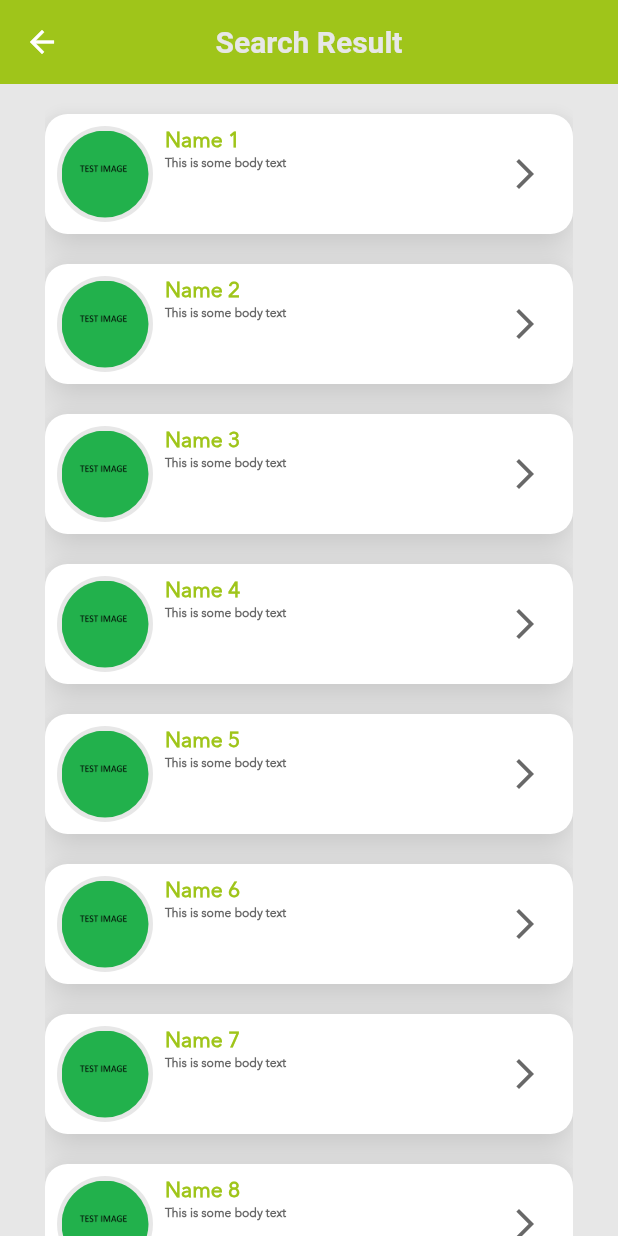
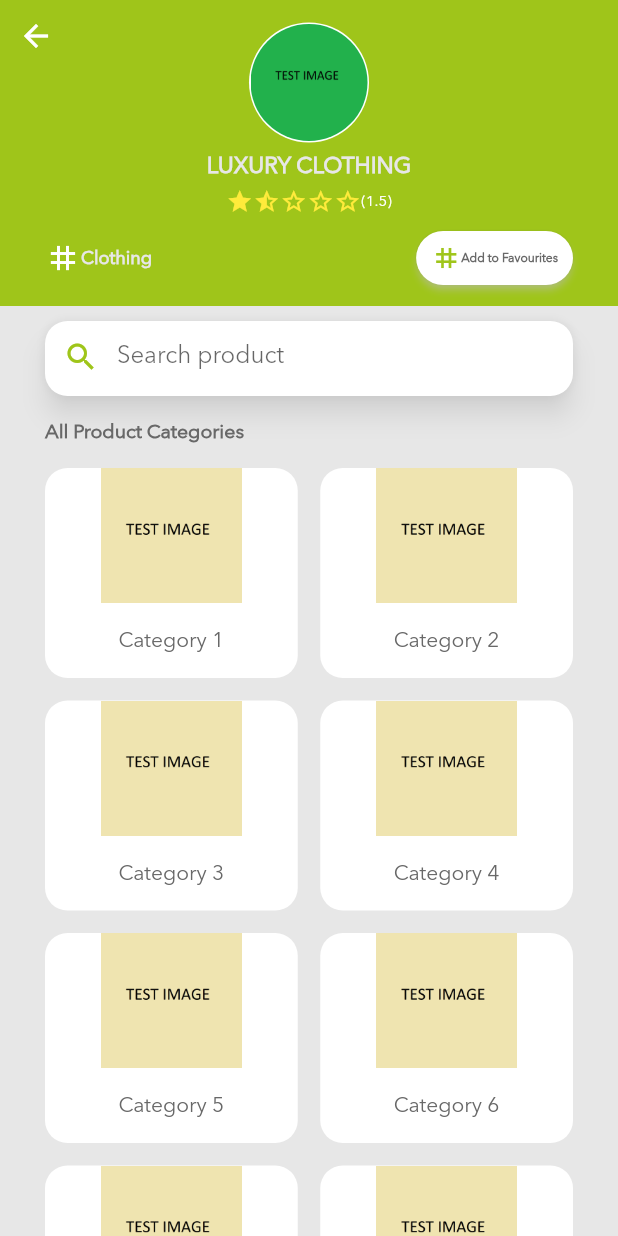
Before and after one commit to RHIG-Solutions/RhigCartAppPublic, a Flutter app: the screen it shows after launch, on a phone screen of 412 x 824 dp. Run offline on Flutter 3.47's test engine with Material 2 defaults, Android fonts, the phone set to English and light mode, and no system bars.

Commit message:
Done for the day 12/02/22

```diff
--- a/rhig_cart_layouts/lib/constants.dart
+++ b/rhig_cart_layouts/lib/constants.dart
@@ -1,7 +1,7 @@
 import 'package:flutter/material.dart';
 
 //Common element elevation
-const double kElevation = 10.0;
+const double kElevation = 7.0;
 
 //Main margins for all pages
 const double kMainEdgeMargin = 30.0;
@@ -22,3 +22,5 @@ const double kInputFieldRadius = 15.0;
 const BorderRadiusGeometry kInputFieldBorderRadius = BorderRadius.all(
   Radius.circular(kInputFieldRadius),
 );
+
+const double kSearchBarHeight = 50.0;
--- a/rhig_cart_layouts/lib/main.dart
+++ b/rhig_cart_layouts/lib/main.dart
@@ -2,6 +2,7 @@ import 'package:flutter/material.dart';
 import 'package:rhig_cart_layouts/screens/registration_screen.dart';
 import 'package:rhig_cart_layouts/screens/search_result_screen.dart';
 import 'package:rhig_cart_layouts/screens/search_screen.dart';
+import 'package:rhig_cart_layouts/screens/vendor_store_screen.dart';
 import 'package:rhig_cart_layouts/styles.dart';
 import 'package:rhig_cart_layouts/screens/forgot_password_screen.dart';
 import 'package:rhig_cart_layouts/screens/splash_screen.dart';
@@ -52,8 +53,9 @@ class RHIGCartLayouts extends StatelessWidget {
         '/registration': (context) => const RegistrationScreen(),
         '/search': (context) => const SearchPage(),
         '/searchresult': (context) => SearchResultPage(),
+        '/store': (context) => const VendorStoreScreen(),
       },
-      initialRoute: '/searchresult',
+      initialRoute: '/store',
     );
   }
 }
--- a/rhig_cart_layouts/lib/reusables.dart
+++ b/rhig_cart_layouts/lib/reusables.dart
@@ -1,4 +1,5 @@
 import 'package:flutter/material.dart';
+import 'package:rhig_cart_layouts/styles.dart';
 import 'constants.dart';
 
 //Button builder
@@ -43,3 +44,81 @@ class _BuildButtonState extends State<BuildButton> {
     );
   }
 }
+
+class BuildBorderedRoundImage extends StatelessWidget {
+  final String image;
+  final double imageSize;
+  final double borderWidth;
+  final Color borderColour;
+  const BuildBorderedRoundImage(
+      {Key? key,
+      required this.image,
+      required this.imageSize,
+      this.borderWidth = 2.0,
+      this.borderColour = Colors.white})
+      : super(key: key);
+
+  @override
+  Widget build(BuildContext context) {
+    return Stack(
+      alignment: Alignment.center,
+      children: [
+        SizedBox(
+          width: imageSize,
+          height: imageSize,
+          child: Material(
+            color: borderColour,
+            borderRadius: BorderRadius.all(
+              Radius.circular(imageSize / 2),
+            ),
+          ),
+        ),
+        //Draw Image
+        ClipRRect(
+          borderRadius:
+              BorderRadius.circular((imageSize - (borderWidth * 2)) / 2),
+          child: Image.asset(
+            'assets/images/test_image_2.png',
+            width: imageSize - borderWidth * 2,
+            height: imageSize - borderWidth * 2,
+          ),
+        ),
+      ],
+    );
+  }
+}
+
+//TODO: Find a way to have half white stars and white stars as empty
+class BuildStarRating extends StatelessWidget {
+  final double _starSize = 18.0;
+  final double starRating;
+  final List<Icon> stars = [];
+  BuildStarRating({Key? key, required this.starRating}) : super(key: key) {
+    for (var counter = 1; counter <= 5; counter++) {
+      if (starRating >= counter) {
+        stars.add(
+          Icon(Icons.star, color: Colors.yellow, size: _starSize),
+        );
+      } else if (starRating - (counter - 1) == 0.5) {
+        stars.add(
+          Icon(Icons.star_half, color: Colors.yellow, size: _starSize),
+        );
+      } else {
+        stars.add(
+          Icon(Icons.star_border, color: Colors.yellow, size: _starSize),
+        );
+      }
+    }
+  }
+
+  @override
+  Widget build(BuildContext context) {
+    return Row(
+      mainAxisAlignment: MainAxisAlignment.center,
+      children: [
+        for (var counter = 0; counter < stars.length; counter++) stars[counter],
+        Text('($starRating)', style: kStarRatingTextStyle),
+      ],
+    );
+  }
+}
--- a/rhig_cart_layouts/lib/screens/search_result_screen.dart
+++ b/rhig_cart_layouts/lib/screens/search_result_screen.dart
@@ -1,5 +1,6 @@
 import 'package:flutter/material.dart';
 import 'package:rhig_cart_layouts/constants.dart';
+import 'package:rhig_cart_layouts/reusables.dart';
 import 'package:rhig_cart_layouts/styles.dart';
 
 class SearchResultPage extends StatelessWidget {
@@ -12,7 +13,7 @@ class SearchResultPage extends StatelessWidget {
       appBar: AppBar(
         title: const Text('Search Result'),
       ),
-      body: _mySearchResults.displayResults(),
+      body: _mySearchResults.displayResults(context),
     );
   }
 }
@@ -25,7 +26,7 @@ class _SearchResults {
   final int _numberOfResults = 15;
   final double _resultFieldHeight = 80.0;
   final double _resultFieldPadding = 8.0;
-  final double _imageBorderWidth = 3.0;
+  final double _imageBorderWidth = 2.0;
 
   _SearchResults() {
     for (var counter = 0; counter < _numberOfResults; counter++) {
@@ -33,7 +34,7 @@ class _SearchResults {
           _SearchResultSpecifics(name: 'Name ' + (counter + 1).toString()));
     }
   }
-  Padding displayResults() {
+  Padding displayResults(BuildContext context) {
     return Padding(
       padding: const EdgeInsets.symmetric(horizontal: kMainEdgeMargin),
       child: ListView(
@@ -55,40 +56,12 @@ class _SearchResults {
                     padding: EdgeInsets.all(_resultFieldPadding),
                     child: Row(
                       children: [
-                        //Draw Image border
-                        Stack(
-                          alignment: Alignment.center,
-                          children: [
-                            SizedBox(
-                              width:
-                                  _resultFieldHeight - _resultFieldPadding * 2,
-                              height:
-                                  _resultFieldHeight - _resultFieldPadding * 2,
-                              child: Material(
-                                color: kBackgroundColour,
-                                borderRadius: BorderRadius.all(
-                                  Radius.circular(_resultFieldHeight -
-                                      _resultFieldPadding * 2),
-                                ),
-                              ),
-                            ),
-                            //Draw Image
-                            ClipRRect(
-                              borderRadius: BorderRadius.circular(
-                                  (_resultFieldHeight -
-                                          (_resultFieldPadding * 2)) /
-                                      2),
-                              child: Image.asset(
-                                _resultList[counter].image,
-                                width: _resultFieldHeight -
-                                    (_resultFieldPadding + _imageBorderWidth) *
-                                        2,
-                                height: _resultFieldHeight -
-                                    (_resultFieldPadding + _imageBorderWidth) *
-                                        2,
-                              ),
-                            ),
-                          ],
+                        BuildBorderedRoundImage(
+                          image: _resultList[counter].image,
+                          imageSize:
+                              _resultFieldHeight - _resultFieldPadding * 2,
+                          borderWidth: _imageBorderWidth,
+                          borderColour: kBackgroundColour,
                         ),
                         SizedBox(width: _resultFieldPadding),
                         //Draw Search Result Text
@@ -109,7 +82,8 @@ class _SearchResults {
                         ),
                         //Draw Result IconButton
                         IconButton(
-                          onPressed: () {},
+                          onPressed: () =>
+                              Navigator.pushNamed(context, '/store'),
                           icon: const Icon(
                             Icons.arrow_forward_ios,
                             color: kRHIGGrey,
--- a/rhig_cart_layouts/lib/screens/search_screen.dart
+++ b/rhig_cart_layouts/lib/screens/search_screen.dart
@@ -10,7 +10,6 @@ class SearchPage extends StatefulWidget {
 }
 
 class _SearchPageState extends State<SearchPage> {
-  final double _searchBarHeight = 50.0;
   final TextEditingController _searchTarget = TextEditingController();
 
   //Temporary Vendor DBs for design purposes
@@ -19,7 +18,9 @@ class _SearchPageState extends State<SearchPage> {
 
   @override
   Widget build(BuildContext context) {
-    return Scaffold(
+    return GestureDetector(
+      onTap: () => FocusScope.of(context).unfocus(),
+      child: Scaffold(
         resizeToAvoidBottomInset: false,
         appBar: AppBar(
           title: const Text('Vendor Search'),
@@ -30,7 +31,7 @@ class _SearchPageState extends State<SearchPage> {
               Stack(
                 children: [
                   Container(
-                  height: _searchBarHeight / 5 * 3,
+                    height: kSearchBarHeight / 5 * 3,
                     width: double.infinity,
                     color: kRHIGGreen,
                   ),
@@ -42,7 +43,7 @@ class _SearchPageState extends State<SearchPage> {
                       borderRadius: kInputFieldBorderRadius,
                       color: Colors.white,
                       child: Container(
-                      height: _searchBarHeight,
+                        height: kSearchBarHeight,
                         width: double.infinity,
                         child: TextField(
                           controller: _searchTarget,
@@ -101,7 +102,8 @@ class _SearchPageState extends State<SearchPage> {
                               crossAxisAlignment: CrossAxisAlignment.start,
                               children: [
                                 const Padding(
-                                padding: EdgeInsets.only(left: kMainEdgeMargin),
+                                  padding:
+                                      EdgeInsets.only(left: kMainEdgeMargin),
                                   child: Text(
                                     'Nearby Vendors',
                                     style: kGeneralBoldTextStyle,
@@ -111,7 +113,7 @@ class _SearchPageState extends State<SearchPage> {
                                   height: 140.0,
                                   child: SingleChildScrollView(
                                     scrollDirection: Axis.horizontal,
-                                  child: myVendors.drawVendors(),
+                                    child: myVendors.drawVendors(context),
                                   ),
                                 ),
                               ],
@@ -124,6 +126,7 @@ class _SearchPageState extends State<SearchPage> {
                 ),
               ),
             ],
+          ),
         ),
       ),
     );
@@ -192,13 +195,17 @@ class VendorList {
     }
   }
   //TODO Vendor Draw spacing is very inflexible and inelegant, sort it out.
-  Row drawVendors() {
+  Row drawVendors(BuildContext context) {
     return Row(
       children: [
         for (var counter = 0; counter < vendors.length; counter++)
           Padding(
             padding: EdgeInsets.fromLTRB(
                 counter == 0 ? kMainEdgeMargin : 10, 2, 0, 20),
+            child: GestureDetector(
+              onTap: () {
+                Navigator.pushNamed(context, '/store');
+              },
               child: Container(
                 width: 130.0,
                 height: double.infinity,
@@ -245,6 +252,7 @@ class VendorList {
                 ),
               ),
             ),
+          ),
       ],
     );
   }
--- /dev/null
+++ b/rhig_cart_layouts/lib/screens/vendor_store_screen.dart
@@ -0,0 +1,234 @@
+import 'package:flutter/material.dart';
+import 'package:rhig_cart_layouts/reusables.dart';
+import 'package:rhig_cart_layouts/styles.dart';
+import 'package:rhig_cart_layouts/constants.dart';
+
+class VendorStoreScreen extends StatefulWidget {
+  const VendorStoreScreen({Key? key}) : super(key: key);
+
+  @override
+  _VendorStoreScreenState createState() => _VendorStoreScreenState();
+}
+
+//TODO: Screen breaks when going horizontal
+class _VendorStoreScreenState extends State<VendorStoreScreen> {
+  final double starRating = 1.5;
+  final TextEditingController _searchController = TextEditingController();
+  final _ProductCategories myCategories = _ProductCategories();
+
+  @override
+  Widget build(BuildContext context) {
+    return GestureDetector(
+      onTap: () => FocusScope.of(context).unfocus(),
+      child: Scaffold(
+        appBar: AppBar(
+          toolbarHeight: 0.0,
+        ),
+        body: SafeArea(
+          child: Column(
+            children: [
+              Container(
+                width: double.infinity,
+                color: kRHIGGreen,
+                child: Stack(
+                  children: [
+                    const BackButton(color: Colors.white),
+                    Align(
+                      alignment: Alignment.topCenter,
+                      child: Column(
+                        children: [
+                          const SizedBox(height: 15.0),
+                          const BuildBorderedRoundImage(
+                            image: '/assets/images/test_image_2.png',
+                            imageSize: 80,
+                            borderWidth: 1.0,
+                          ),
+                          const SizedBox(height: 5.0),
+                          Text('LUXURY CLOTHING', style: _storeNameTextStyle),
+                          const SizedBox(height: 5.0),
+                          BuildStarRating(starRating: starRating),
+                          const SizedBox(height: 5.0),
+                          Padding(
+                            padding: const EdgeInsets.symmetric(
+                                horizontal: kMainEdgeMargin),
+
+                            //TODO: Find a tag icon, the one I found is pricey
+                            child: Row(
+                              children: [
+                                const Icon(Icons.tag, color: Colors.white),
+                                Text(
+                                  'Clothing',
+                                  style: _tagTextStyle,
+                                ),
+                                const Expanded(child: SizedBox()),
+                                ElevatedButton(
+                                  onPressed: () {},
+                                  style: ButtonStyle(
+                                    shape: MaterialStateProperty.all(
+                                      RoundedRectangleBorder(
+                                        borderRadius: BorderRadius.circular(20),
+                                      ),
+                                    ),
+                                    backgroundColor:
+                                        MaterialStateProperty.all(Colors.white),
+                                    padding: MaterialStateProperty.all(
+                                      const EdgeInsets.symmetric(
+                                          horizontal: 10.0),
+                                    ),
+                                  ),
+                                  //TODO:Find heart icon
+                                  child: Row(
+                                    children: const [
+                                      Icon(Icons.tag,
+                                          color: kRHIGGreen, size: 20),
+                                      Text(
+                                        'Add to Favourites',
+                                        style: kSearchResultBodyTextStyle,
+                                      ),
+                                    ],
+                                  ),
+                                )
+                              ],
+                            ),
+                          ),
+                          const SizedBox(height: 8.0),
+                        ],
+                      ),
+                    )
+                  ],
+                ),
+              ),
+              Padding(
+                padding: const EdgeInsets.fromLTRB(
+                    kMainEdgeMargin, 10, kMainEdgeMargin, 0),
+                child: Column(
+                  crossAxisAlignment: CrossAxisAlignment.start,
+                  children: [
+                    Material(
+                      elevation: kElevation,
+                      borderRadius: kInputFieldBorderRadius,
+                      color: Colors.white,
+                      child: SizedBox(
+                        height: kSearchBarHeight,
+                        width: double.infinity,
+                        child: TextField(
+                          controller: _searchController,
+                          decoration: InputDecoration(
+                            hintText: 'Search product',
+                            border: InputBorder.none,
+                            prefixIcon: IconButton(
+                              onPressed: () {
+                                Navigator.pushNamed(context, '/searchresult');
+                              },
+                              icon: const Icon(Icons.search, color: kRHIGGreen),
+                            ),
+                          ),
+                        ),
+                      ),
+                    ),
+                    const SizedBox(height: 15.0),
+                    const Text('All Product Categories',
+                        style: kGeneralBoldTextStyle),
+                    const SizedBox(height: 15.0),
+                    //myCategories.listCategories(),
+                  ],
+                ),
+              ),
+              Expanded(
+                child: Padding(
+                  padding:
+                      const EdgeInsets.symmetric(horizontal: kMainEdgeMargin),
+                  child: SingleChildScrollView(
+                    scrollDirection: Axis.vertical,
+                    physics: const AlwaysScrollableScrollPhysics(),
+                    child: myCategories.drawCategories(),
+                  ),
+                ),
+              ),
+            ],
+          ),
+        ),
+      ),
+    );
+  }
+}
+
+TextStyle _storeNameTextStyle = const TextStyle(
+  fontSize: 15.0,
+  fontWeight: FontWeight.bold,
+  color: kBackgroundColour,
+);
+
+TextStyle _tagTextStyle = const TextStyle(
+  fontSize: 12.0,
+  fontWeight: FontWeight.bold,
+  color: kBackgroundColour,
+);
+
+//Dummy Product Category list with drawing methods
+
+class _ProductCategories {
+  List<_ProductCategorySpecifics> categories = [];
+  final int _numberOfCategories = 9;
+  _ProductCategories() {
+    for (var counter = 0; counter < _numberOfCategories; counter++) {
+      categories.add(
+        _ProductCategorySpecifics(name: 'Category ' + (counter + 1).toString()),
+      );
+    }
+  }
+  Column drawCategories() {
+    return Column(
+      children: [
+        for (var counter = 0;
+            counter < categories.length;
+            counter = counter + 2)
+          Padding(
+            padding: const EdgeInsets.only(bottom: 15.0),
+            child: Row(
+              children: [
+                _drawProductBox(
+                    name: categories[counter].name,
+                    image: categories[counter].image),
+                const SizedBox(width: 15.0),
+                counter + 1 < categories.length
+                    ? _drawProductBox(
+                        name: categories[counter + 1].name,
+                        image: categories[counter + 1].image)
+                    : const Expanded(child: SizedBox()),
+              ],
+            ),
+          ),
+      ],
+    );
+  }
+}
+
+//TODO: Figure out how to display images correctly - use ClipRRect to shape
+Flexible _drawProductBox({required String name, required String image}) {
+  return Flexible(
+    child: Material(
+      color: Colors.white,
+      borderRadius: kInputFieldBorderRadius,
+      child: SizedBox(
+        height: 140.0,
+        width: double.infinity,
+        child: Column(
+          children: [
+            Image.asset(
+              image,
+              height: 90.0,
+            ),
+            Flexible(child: Center(child: Text(name))),
+          ],
+        ),
+      ),
+    ),
+  );
+}
+
+class _ProductCategorySpecifics {
+  String image = 'assets/images/test_image_1.png';
+  String name;
+  _ProductCategorySpecifics({required this.name});
+}
--- a/rhig_cart_layouts/lib/styles.dart
+++ b/rhig_cart_layouts/lib/styles.dart
@@ -73,3 +73,8 @@ const kSearchResultBodyTextStyle = TextStyle(
   fontSize: 8,
   fontWeight: FontWeight.bold,
 );
+
+const kStarRatingTextStyle = TextStyle(
+  color: Colors.white,
+  fontSize: 10,
+);
```
Lines whose indentation alone changed are shown as unchanged.
